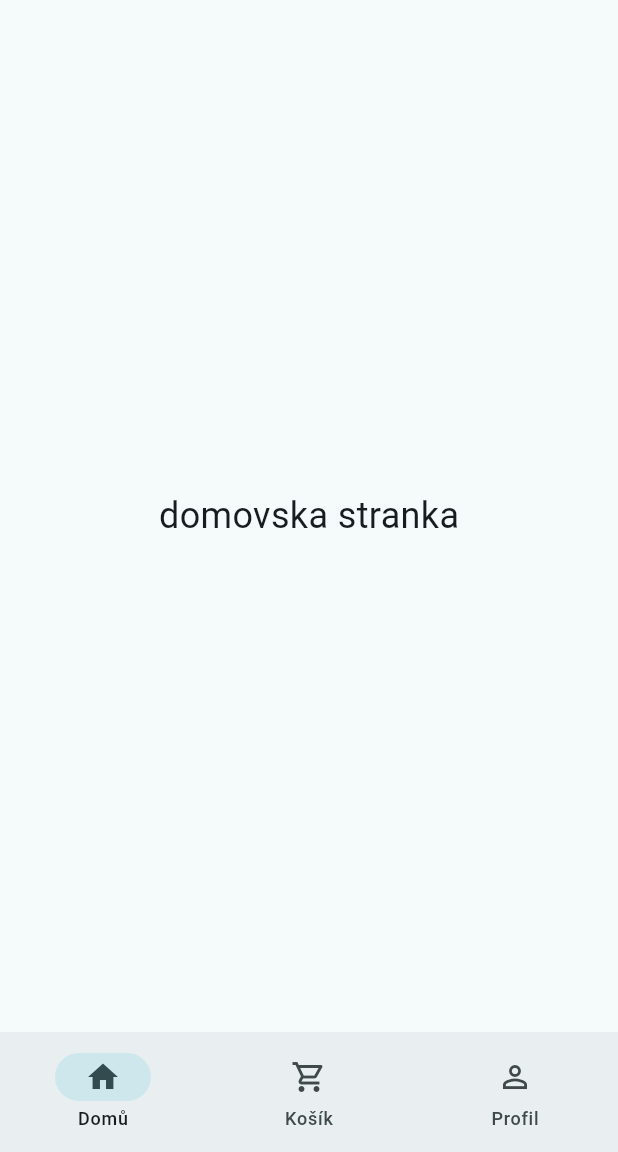
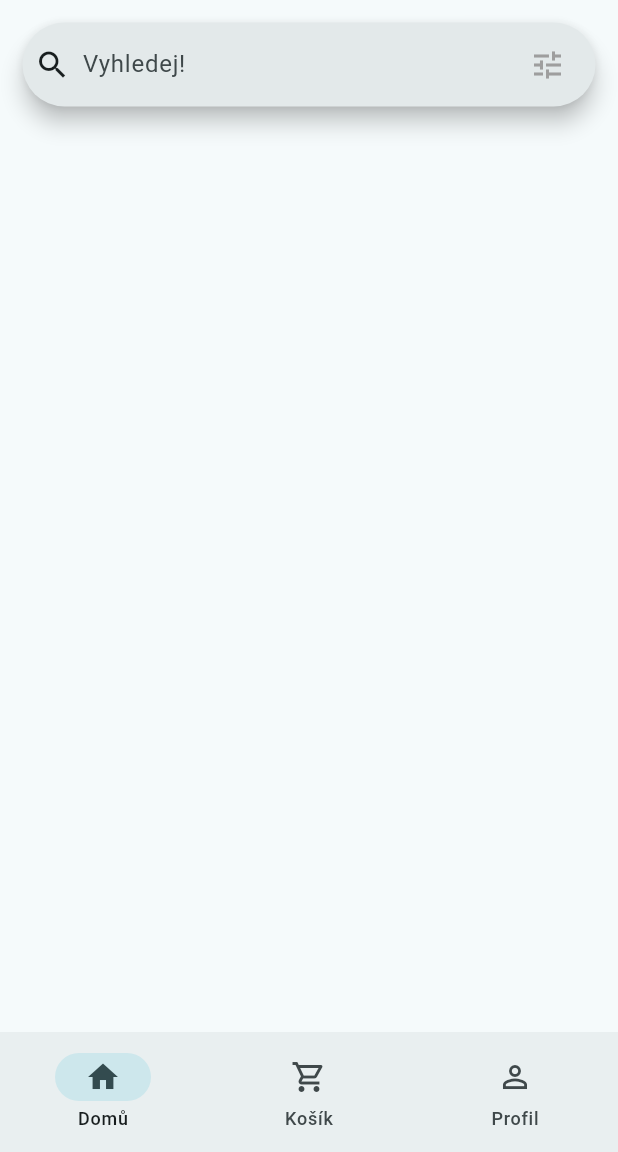
Before and after one commit to Toiletman007/eshop_app, a Flutter app: the screen it shows after launch, on a phone screen of 412 x 824 dp, the part 84-1236 px from its top. Run offline on Flutter 3.47's test engine with Material 3 defaults, Android fonts, the phone set to English and light mode, and no system bars; our stand-ins replace go_router.

Commit message:
added seachbar

```diff
--- a/lib/pages/home_page.dart
+++ b/lib/pages/home_page.dart
@@ -5,10 +5,22 @@ class HomePage extends StatelessWidget {
 
   @override
   Widget build(BuildContext context) {
-    return const Center(
-      child: Text(
-        'domovska stranka',
-        style: TextStyle(fontSize: 24),
+    return Padding(
+      padding: const EdgeInsets.symmetric(horizontal: 15.0, vertical: 15.0),
+      child: Column(
+        children: [
+          SearchBar(
+              hintText: "Vyhledej!",
+              leading: const Icon(Icons.search),
+              trailing: [
+                IconButton(
+                    onPressed: () {},
+                    icon: const Icon(
+                      Icons.tune,
+                      color: Colors.grey,
+                    )),
+              ]),
+        ],
       ),
     );
   }
```
